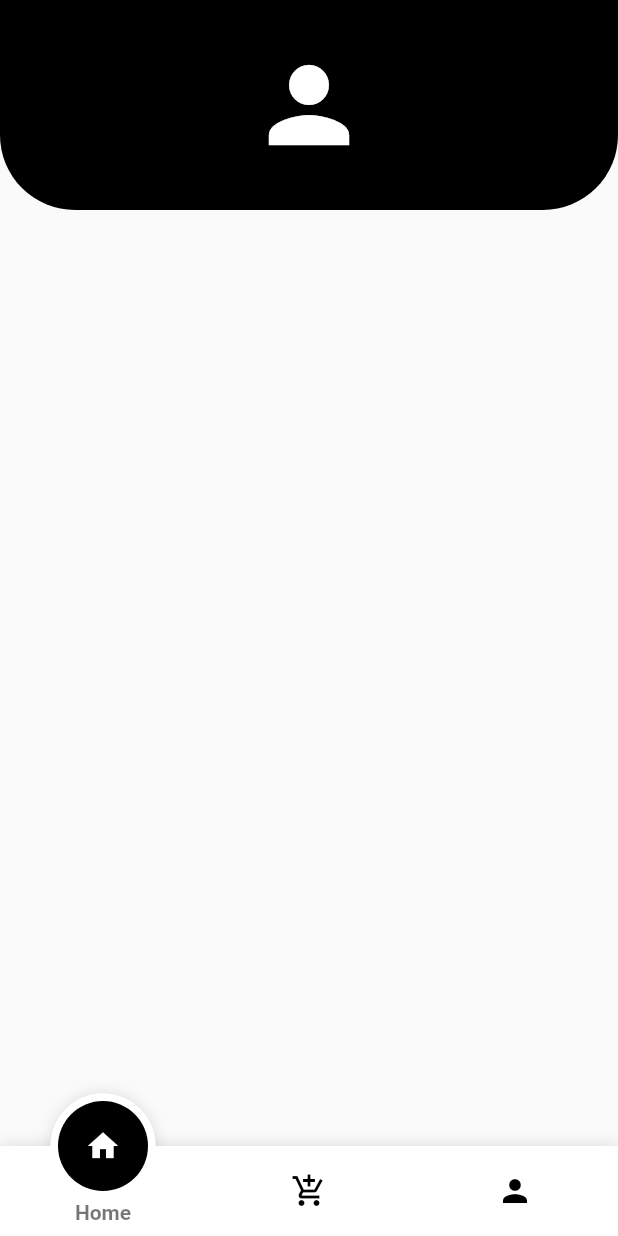
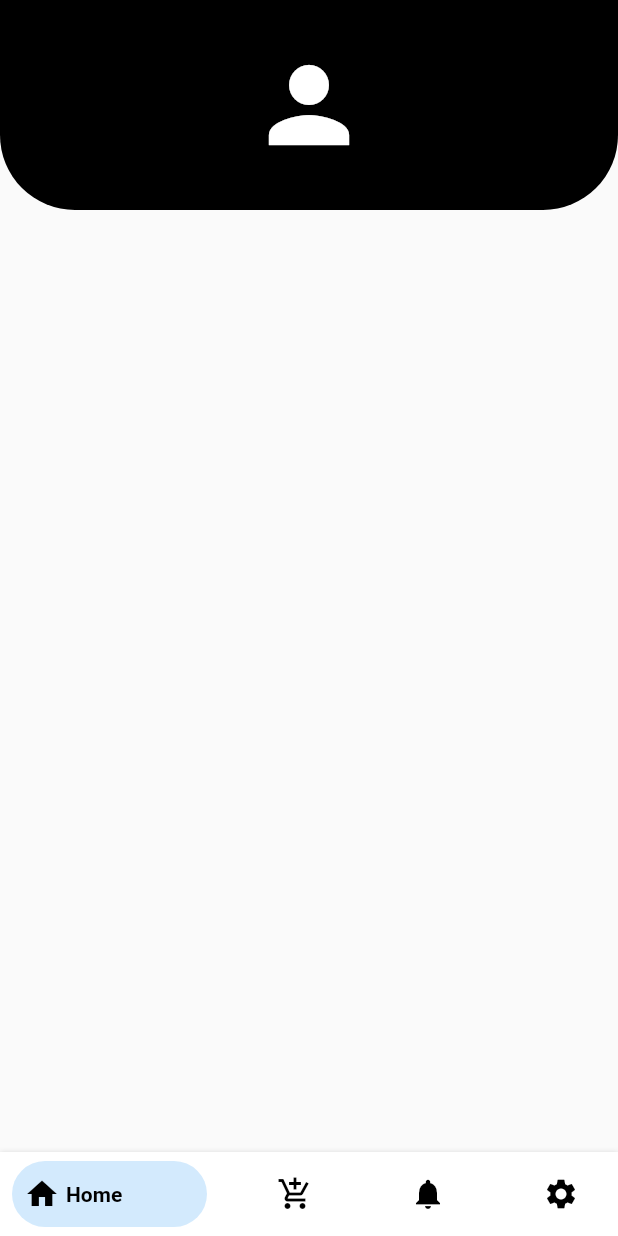
Before and after one commit to HackBMU/HackBMU2020_WellWaisted, a Flutter app: the screen it shows after launch, on a phone screen of 412 x 824 dp. Run offline on Flutter 3.47's test engine with Material 2 defaults, Android fonts, the phone set to English and light mode, and no system bars; drawn by our look-alikes of bottom_navy_bar, fancy_bottom_navigation.

Commit message:
Styling the pages

```diff
--- /dev/null
+++ b/lib/Pages/PagesScroll.dart
@@ -0,0 +1,70 @@
+import 'package:flutter/material.dart';
+import 'package:bottom_navy_bar/bottom_navy_bar.dart';
+import 'package:wellwasted2/Pages/UserDashBoard.dart';
+class ScrollPages extends StatefulWidget {
+  @override
+  _ScrollPagesState createState() => _ScrollPagesState();
+}
+
+class _ScrollPagesState extends State<ScrollPages> {
+
+  int _currentIndex = 0;
+  PageController _pageController;
+
+  @override
+  void initState() {
+    super.initState();
+    _pageController = PageController();
+  }
+
+  @override
+  void dispose() {
+    _pageController.dispose();
+    super.dispose();
+  }
+
+  @override
+  Widget build(BuildContext context) {
+    return Scaffold(
+      body: SizedBox.expand(
+        child: PageView(
+          controller: _pageController,
+          onPageChanged: (index) {
+            setState(() => _currentIndex = index);
+          },
+          children: <Widget>[
+            UserDashBoard(),
+            Container(color: Colors.red,),
+            Container(color: Colors.green,),
+            Container(color: Colors.blue,),
+          ],
+        ),
+      ),
+      bottomNavigationBar: BottomNavyBar(
+        selectedIndex: _currentIndex,
+        onItemSelected: (index) {
+          setState(() => _currentIndex = index);
+          _pageController.jumpToPage(index);
+        },
+        items: <BottomNavyBarItem>[
+          BottomNavyBarItem(
+              title: Text('Home',style: TextStyle(color: Colors.black),),
+              icon: Icon(Icons.home, color: Colors.black,)
+          ),
+          BottomNavyBarItem(
+              title: Text('Shop',style: TextStyle(color: Colors.black),),
+              icon: Icon(Icons.add_shopping_cart,color: Colors.black,)
+          ),
+          BottomNavyBarItem(
+              title: Text('Notifications',style: TextStyle(color: Colors.black),),
+              icon: Icon(Icons.notifications,color: Colors.black,)
+          ),
+          BottomNavyBarItem(
+              title: Text('Settings',style: TextStyle(color: Colors.black),),
+              icon: Icon(Icons.settings,color: Colors.black,)
+          ),
+        ],
+      ),
+    );
+  }
+}
--- a/lib/Pages/UserDashBoard.dart
+++ b/lib/Pages/UserDashBoard.dart
@@ -1,6 +1,7 @@
 import 'package:flutter/material.dart';
 import 'package:wellwasted2/Models/DashboardHeader.dart';
-import 'package:fancy_bottom_navigation/fancy_bottom_navigation.dart';
+import 'package:bottom_navy_bar/bottom_navy_bar.dart';
+import 'Shop.dart';
 
 class UserDashBoard extends StatefulWidget {
   @override
@@ -8,6 +9,8 @@ class UserDashBoard extends StatefulWidget {
 }
 
 class _UserDashBoardState extends State<UserDashBoard> {
+  int _selectedIndex = 0;
+  PageController _pageController = PageController();
   @override
   Widget build(BuildContext context) {
     return Scaffold(
@@ -20,19 +23,6 @@ class _UserDashBoardState extends State<UserDashBoard> {
           ),
         ),
       ),
-      bottomNavigationBar: FancyBottomNavigation(
-        tabs: [
-          TabData(iconData: Icons.home, title: "Home",),
-          TabData(iconData: Icons.add_shopping_cart, title: "Shop"),
-          TabData(iconData: Icons.person, title: "Profile")
-        ],
-        circleColor: Colors.black,
-        inactiveIconColor: Colors.black,
-        onTabChangedListener: (position) {
-          setState(() {
-          });
-        },
-      ),
     );
   }
 }
--- a/lib/main.dart
+++ b/lib/main.dart
@@ -1,5 +1,6 @@
 import 'package:flutter/material.dart';
 import 'package:wellwasted2/Pages/UserDashBoard.dart';
+import 'Pages/PagesScroll.dart';
 
 void main(){
   runApp(MaterialApp(home: Home(),debugShowCheckedModeBanner: false,));
@@ -7,6 +8,6 @@ void main(){
 class Home extends StatelessWidget {
   @override
   Widget build(BuildContext context) {
-    return UserDashBoard();
+    return ScrollPages();
   }
 }
--- a/pubspec.yaml
+++ b/pubspec.yaml
@@ -25,6 +25,7 @@ dependencies:
   cupertino_icons: ^0.1.2
   firebase_auth: ^0.15.4
   fancy_bottom_navigation: ^0.3.2
+  bottom_navy_bar: ^5.3.2
 
 dev_dependencies:
   flutter_test:
```
Also changed, not shown: lib/Pages/Shop.dart (+22 -0 lines), pubspec.lock.
